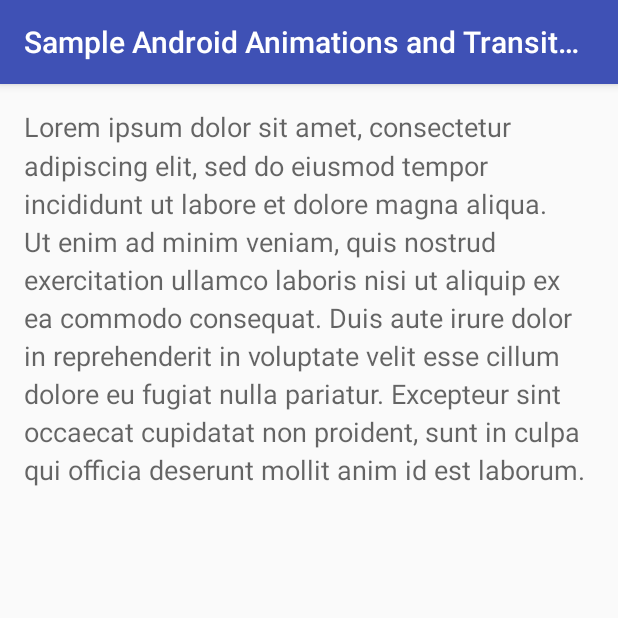
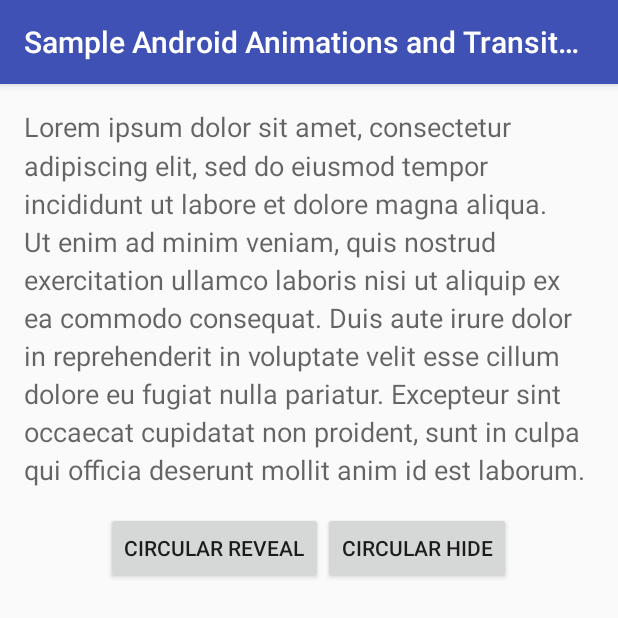
Before and after one commit to DarushDev/example-android-animations-and-transitions, an Android app: the RevealOrHideActivity screen opened directly, with no data from a screen before it, on a phone screen of 412 x 824 dp, the top half of it. Run offline under Robolectric (Android 15) with nearby library versions, the phone set to English and light mode, and no system bars.

Commit message:
Circularly reveal or hide a view

```diff
--- a/app/src/main/res/layout/activity_reveal_or_hide.xml
+++ b/app/src/main/res/layout/activity_reveal_or_hide.xml
@@ -1,4 +1,5 @@
 <FrameLayout xmlns:android="http://schemas.android.com/apk/res/android"
+    xmlns:tools="http://schemas.android.com/tools"
     android:layout_width="match_parent"
     android:layout_height="match_parent">
 
@@ -6,15 +7,43 @@
         android:id="@+id/content"
         android:layout_width="match_parent"
         android:layout_height="match_parent"
-        android:visibility="gone">
+        android:visibility="visible">
 
-        <TextView
-            style="?android:textAppearanceMedium"
+        <LinearLayout
             android:layout_width="match_parent"
             android:layout_height="wrap_content"
-            android:lineSpacingMultiplier="1.2"
-            android:padding="16dp"
-            android:text="@string/lorem_ipsum" />
+            android:orientation="vertical">
+
+            <TextView
+                android:id="@+id/text_lorem"
+                style="?android:textAppearanceMedium"
+                android:layout_width="match_parent"
+                android:layout_height="wrap_content"
+                android:lineSpacingMultiplier="1.2"
+                android:padding="16dp"
+                android:text="@string/lorem_ipsum" />
+
+            <LinearLayout
+                android:gravity="center_horizontal"
+                android:layout_width="match_parent"
+                android:layout_height="wrap_content"
+                android:orientation="horizontal">
+
+                <Button
+                    android:id="@+id/button_reveal"
+                    android:layout_width="wrap_content"
+                    android:layout_height="wrap_content"
+                    android:text="Circular Reveal" />
+
+                <Button
+                    android:id="@+id/button_hide"
+                    android:layout_width="wrap_content"
+                    android:layout_height="wrap_content"
+                    android:text="Circular Hide" />
+
+            </LinearLayout>
+
+        </LinearLayout>
 
     </ScrollView>
 
@@ -23,6 +52,7 @@
         style="?android:progressBarStyleLarge"
         android:layout_width="wrap_content"
         android:layout_height="wrap_content"
-        android:layout_gravity="center" />
+        android:layout_gravity="center"
+        tools:visibility="gone" />
 
 </FrameLayout>
```
Also changed, not shown: app/src/main/java/com/example/sampleandroidanimationsandtransitions/RevealOrHideActivity.java (+60 -0 lines).
